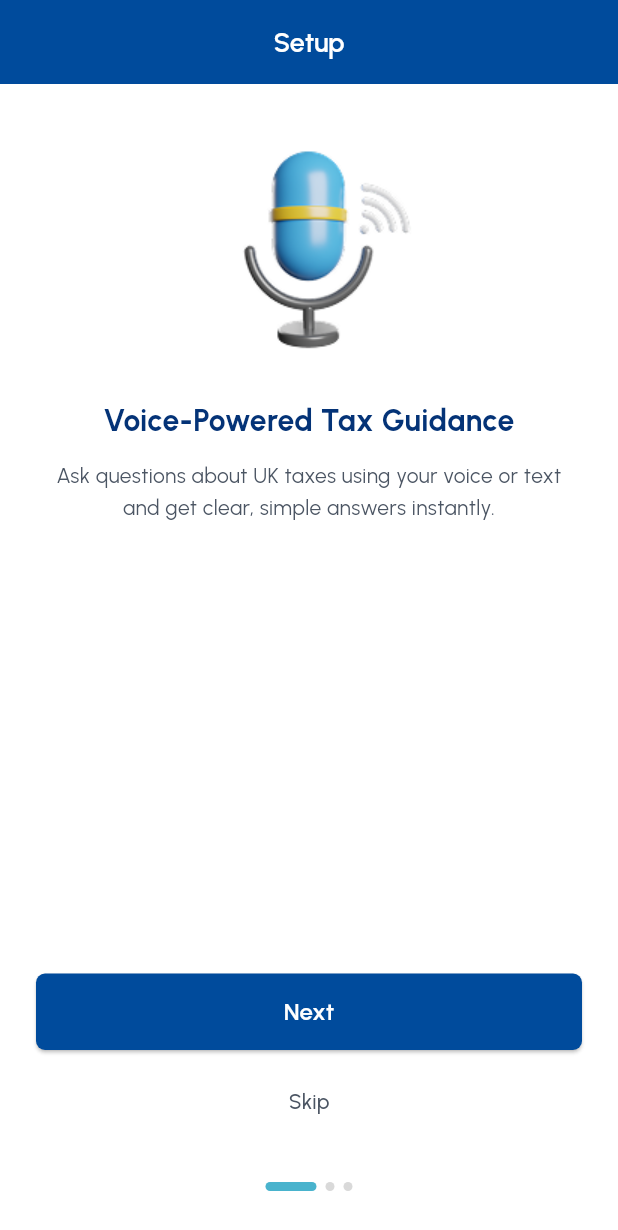
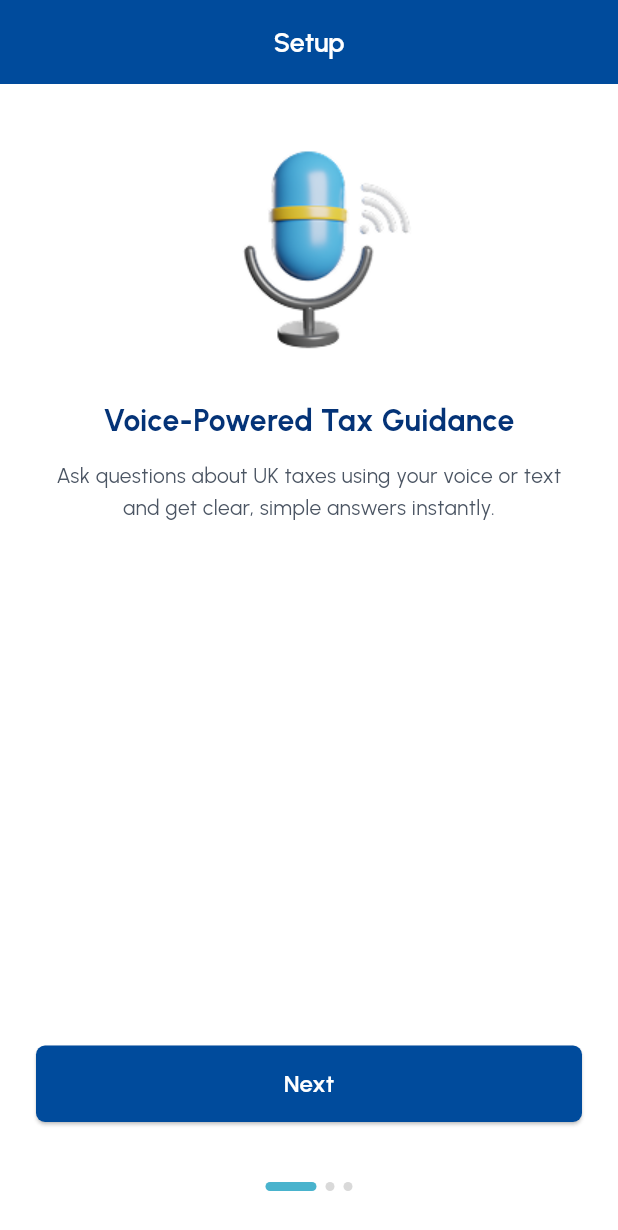
Before and after one commit to leohmq12/taxbuddy, a Flutter app: the screen it shows after launch, after a tap on "Get Started", on a phone screen of 412 x 824 dp. Shown: the top 1230 px of the screen. Run offline on Flutter 3.47's test engine with Material 3 defaults, Android fonts, the phone set to English and light mode, and no system bars; our stand-ins replace audioplayers, firebase_auth, firebase_core, flutter_dotenv, flutter_tts, google_fonts and 1 more; accounts and stored records are empty.

Commit message:
skip button removed

```diff
--- a/lib/screens/splash_screens/splash_screen2.dart
+++ b/lib/screens/splash_screens/splash_screen2.dart
@@ -96,22 +96,6 @@ class SecondScreen extends StatelessWidget {
               ),
 
               const SizedBox(height: 10),
-
-              // Skip Button
-              TextButton(
-                onPressed: () {
-                  print("Skip button clicked");
-                },
-                child: Text(
-                  'Skip',
-                  style: GoogleFonts.urbanist(
-                    color: const Color.fromRGBO(75, 85, 99, 1),
-                    fontSize: 14,
-                    fontWeight: FontWeight.w500,
-                  ),
-                ),
-              ),
-
               const SizedBox(height: 30),
 
               // Progress Indicator
```
Also changed, not shown: lib/screens/splash_screens/splash_screen3.dart (+0 -15 lines).
